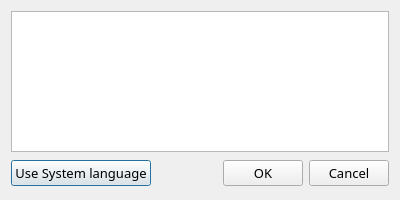
First picture: the form in TOPLauncher/DlgLanguage.ui, repository BSoD-Ultimate/TOPLauncher, before the edit.
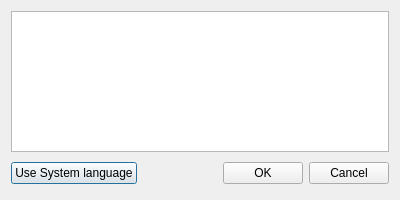
Second picture: the form after the edit.

Commit message: Added "LanguageModel" class for loading translations from a JSON file embedded into the executable. Removed "fmt" library dependency. NOTE: this commit could not compile because the "LanguageModel" class is not implemented yet!

What changed in the file:
```diff
--- a/TOPLauncher/DlgLanguage.ui
+++ b/TOPLauncher/DlgLanguage.ui
@@ -34,15 +34,6 @@
     <height>200</height>
    </size>
   </property>
-  <property name="font">
-   <font>
-    <family>Tahoma,9pt SimSun,9pt 宋体</family>
-    <pointsize>10</pointsize>
-    <weight>50</weight>
-    <italic>false</italic>
-    <bold>false</bold>
-   </font>
-  </property>
   <property name="windowTitle">
    <string>Switch Language...</string>
   </property>
```
The commit also changes 80 other files.
